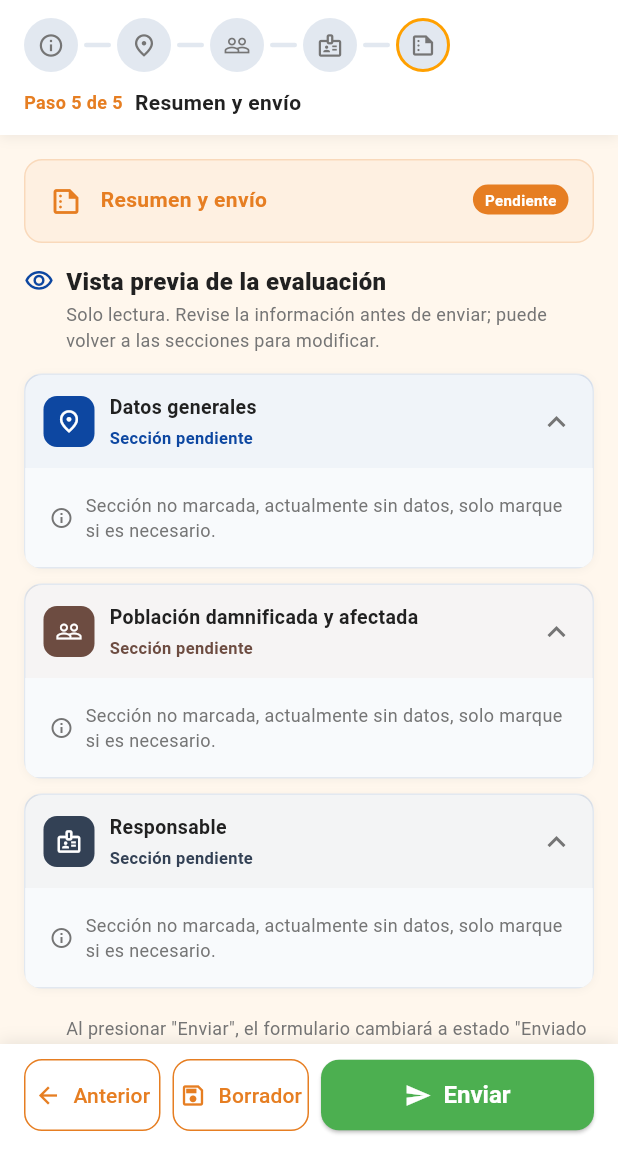
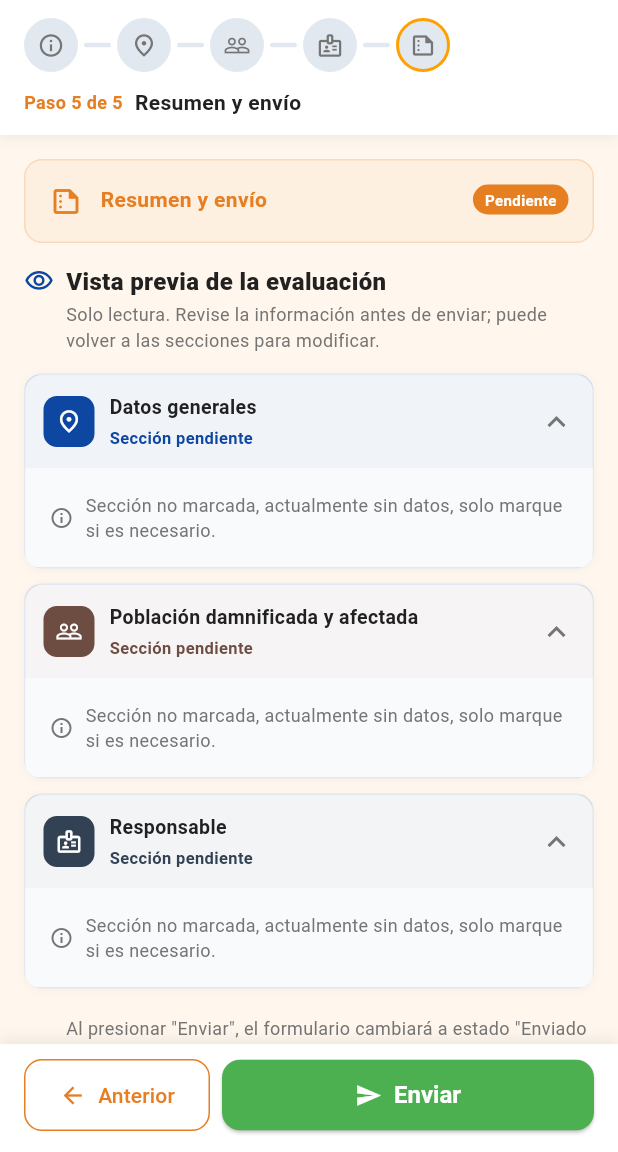
Before and after one commit to AGRIdigital-Climbat/AppREA, a Flutter app: the EdanFormWizard screen opened directly, swiped to page 5, on a phone screen of 412 x 824 dp, the part 84-1236 px from its top. Run offline on Flutter 3.47's test engine with Material 3 defaults, Android fonts, the phone set to English and light mode, and no system bars; our stand-ins replace connectivity_plus, device_info_plus, file_picker, flutter_map, flutter_secure_storage, flutter_staggered_animations and 8 more; missing offline and left inert: flutter_map_marker_cluster; accounts and stored records are empty; network calls fail.

Commit message:
feat(wizard): quitar boton Borrador de barra inferior (ya existe en appbar), agregar dialogo de confirmacion jurada al enviar con avisos de revision y documento legal UGR, limpiar codigo muerto (_guardarYEnviar, _mensajeGuardado, _GuardadoResult)

```diff
--- a/lib/screens/role_screens/resp/edan/edan_navigation_bar.dart
+++ b/lib/screens/role_screens/resp/edan/edan_navigation_bar.dart
@@ -3,8 +3,8 @@ import '../../../../config/theme.dart';
 
 /// Barra de navegación inferior del wizard.
 ///
-/// Muestra botones contextuales: Anterior, Borrador (si aplica) y
-/// Siguiente / Enviar según la página actual.
+/// Muestra botones contextuales: Anterior y Siguiente / Enviar
+/// según la página actual.
 class EdanNavigationBar extends StatelessWidget {
   final bool showBack;
   final bool isLastPage;
@@ -12,7 +12,7 @@ class EdanNavigationBar extends StatelessWidget {
   final bool saving;
   final VoidCallback onBack;
   final VoidCallback onNext;
-  final VoidCallback onSaveDraft;
+  final VoidCallback? onSaveDraft;
   final VoidCallback? onEnviar;
 
   const EdanNavigationBar({
@@ -23,7 +23,7 @@ class EdanNavigationBar extends StatelessWidget {
     required this.saving,
     required this.onBack,
     required this.onNext,
-    required this.onSaveDraft,
+    this.onSaveDraft,
     this.onEnviar,
   });
 
@@ -60,18 +60,6 @@ class EdanNavigationBar extends StatelessWidget {
             else
               const Expanded(child: SizedBox()),
             const SizedBox(width: 8),
-            if (isPreview)
-              Expanded(
-                child: OutlinedButton.icon(
-                  onPressed: saving ? null : onSaveDraft,
-                  icon: const Icon(Icons.save_outlined, size: 18),
-                  label: const Text('Borrador'),
-                  style: OutlinedButton.styleFrom(
-                    padding: const EdgeInsets.symmetric(vertical: 14),
-                  ),
-                ),
-              ),
-            if (isPreview) const SizedBox(width: 8),
             Expanded(
               flex: 2,
               child: isLastPage
```
Also changed, not shown: lib/screens/role_screens/resp/edan/edan_form_wizard.dart (+33 -84 lines).
